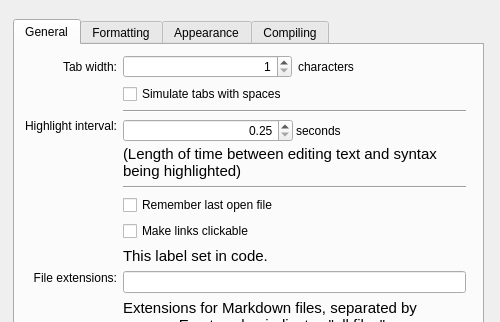
First picture: the form in src/preferencesdialog.ui, repository ali-rantakari/QarkDown, before the edit; both pictures show x 0 to 500 and y 0 to 322 of the 500 by 500 pixel window.
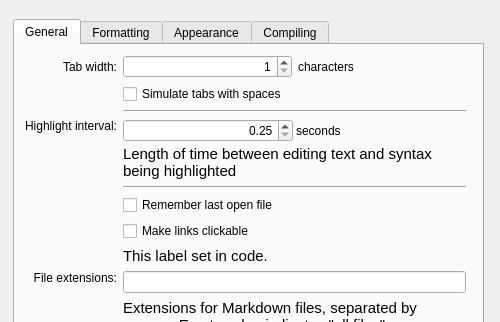
Second picture: the form after the edit. The open tabs and pages were chosen to show the change.

Commit message:
Remove parens around an info label in the prefs dialog.
None of the other info labels have parentheses around them.

The edit to the form file:
```diff
--- a/src/preferencesdialog.ui
+++ b/src/preferencesdialog.ui
@@ -166,7 +166,7 @@
            </font>
           </property>
           <property name="text">
-           <string>(Length of time between editing text and syntax being highlighted)</string>
+           <string>Length of time between editing text and syntax being highlighted</string>
           </property>
           <property name="wordWrap">
            <bool>true</bool>
```
Left out of the diff: 2 changed lines with no effect on the pictures.
